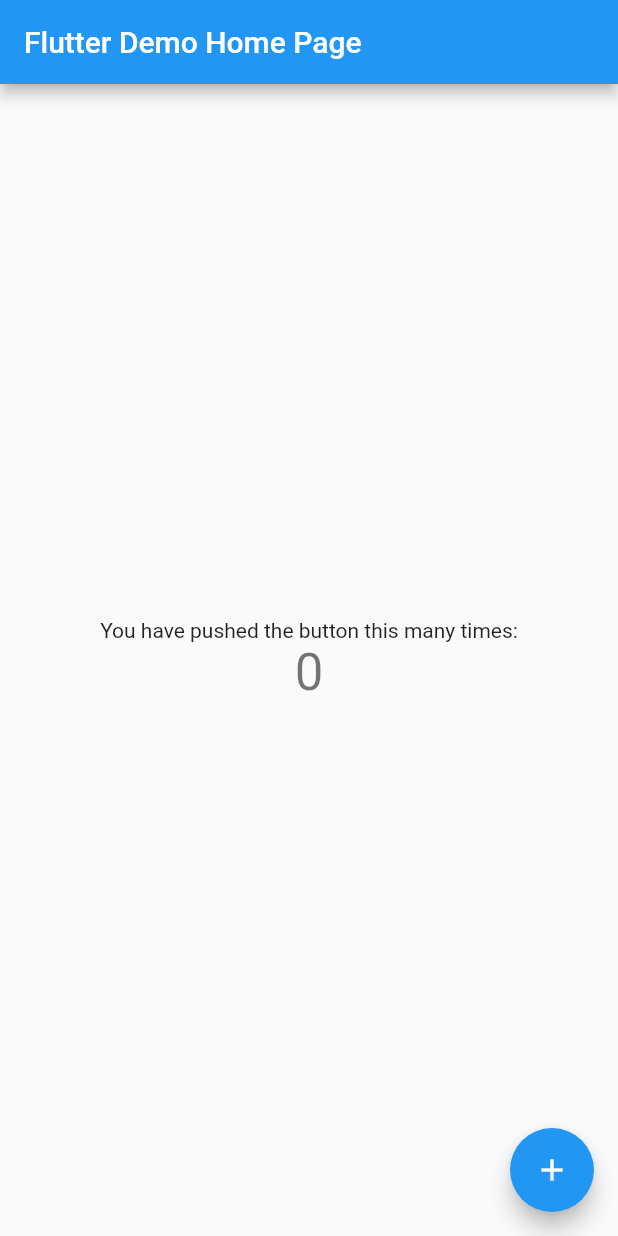
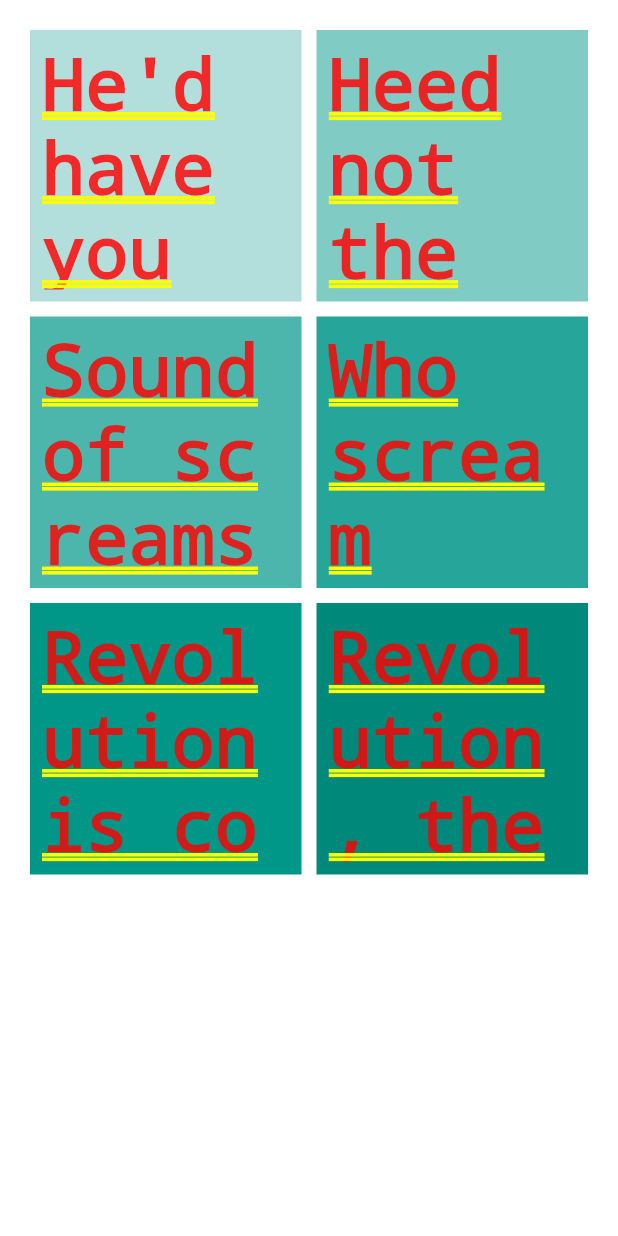
Before and after one commit to ShariyarAbeer/shopping_app, a Flutter app: the screen it shows after launch, on a phone screen of 412 x 824 dp. Run offline on Flutter 3.47's test engine with Material 2 defaults, Android fonts, the phone set to English and light mode, and no system bars.

Commit message:
home screen and gridview added

```diff
--- a/lib/main.dart
+++ b/lib/main.dart
@@ -1,4 +1,5 @@
 import 'package:flutter/material.dart';
+import './screens/home.dart';
 
 void main() {
   runApp(MyApp());
@@ -11,107 +12,10 @@ class MyApp extends StatelessWidget {
     return MaterialApp(
       title: 'Flutter Demo',
       theme: ThemeData(
-        // This is the theme of your application.
-        //
-        // Try running your application with "flutter run". You'll see the
-        // application has a blue toolbar. Then, without quitting the app, try
-        // changing the primarySwatch below to Colors.green and then invoke
-        // "hot reload" (press "r" in the console where you ran "flutter run",
-        // or simply save your changes to "hot reload" in a Flutter IDE).
-        // Notice that the counter didn't reset back to zero; the application
-        // is not restarted.
         primarySwatch: Colors.blue,
-        // This makes the visual density adapt to the platform that you run
-        // the app on. For desktop platforms, the controls will be smaller and
-        // closer together (more dense) than on mobile platforms.
         visualDensity: VisualDensity.adaptivePlatformDensity,
       ),
-      home: MyHomePage(title: 'Flutter Demo Home Page'),
+      home: Home(),
     );
   }
 }
-
-class MyHomePage extends StatefulWidget {
-  MyHomePage({Key key, this.title}) : super(key: key);
-
-  // This widget is the home page of your application. It is stateful, meaning
-  // that it has a State object (defined below) that contains fields that affect
-  // how it looks.
-
-  // This class is the configuration for the state. It holds the values (in this
-  // case the title) provided by the parent (in this case the App widget) and
-  // used by the build method of the State. Fields in a Widget subclass are
-  // always marked "final".
-
-  final String title;
-
-  @override
-  _MyHomePageState createState() => _MyHomePageState();
-}
-
-class _MyHomePageState extends State<MyHomePage> {
-  int _counter = 0;
-
-  void _incrementCounter() {
-    setState(() {
-      // This call to setState tells the Flutter framework that something has
-      // changed in this State, which causes it to rerun the build method below
-      // so that the display can reflect the updated values. If we changed
-      // _counter without calling setState(), then the build method would not be
-      // called again, and so nothing would appear to happen.
-      _counter++;
-    });
-  }
-
-  @override
-  Widget build(BuildContext context) {
-    // This method is rerun every time setState is called, for instance as done
-    // by the _incrementCounter method above.
-    //
-    // The Flutter framework has been optimized to make rerunning build methods
-    // fast, so that you can just rebuild anything that needs updating rather
-    // than having to individually change instances of widgets.
-    return Scaffold(
-      appBar: AppBar(
-        // Here we take the value from the MyHomePage object that was created by
-        // the App.build method, and use it to set our appbar title.
-        title: Text(widget.title),
-      ),
-      body: Center(
-        // Center is a layout widget. It takes a single child and positions it
-        // in the middle of the parent.
-        child: Column(
-          // Column is also a layout widget. It takes a list of children and
-          // arranges them vertically. By default, it sizes itself to fit its
-          // children horizontally, and tries to be as tall as its parent.
-          //
-          // Invoke "debug painting" (press "p" in the console, choose the
-          // "Toggle Debug Paint" action from the Flutter Inspector in Android
-          // Studio, or the "Toggle Debug Paint" command in Visual Studio Code)
-          // to see the wireframe for each widget.
-          //
-          // Column has various properties to control how it sizes itself and
-          // how it positions its children. Here we use mainAxisAlignment to
-          // center the children vertically; the main axis here is the vertical
-          // axis because Columns are vertical (the cross axis would be
-          // horizontal).
-          mainAxisAlignment: MainAxisAlignment.center,
-          children: <Widget>[
-            Text(
-              'You have pushed the button this many times:',
-            ),
-            Text(
-              '$_counter',
-              style: Theme.of(context).textTheme.headline4,
-            ),
-          ],
-        ),
-      ),
-      floatingActionButton: FloatingActionButton(
-        onPressed: _incrementCounter,
-        tooltip: 'Increment',
-        child: Icon(Icons.add),
-      ), // This trailing comma makes auto-formatting nicer for build methods.
-    );
-  }
-}
--- /dev/null
+++ b/lib/screens/home.dart
@@ -0,0 +1,51 @@
+import 'package:flutter/material.dart';
+
+class Home extends StatefulWidget {
+  @override
+  _HomeState createState() => _HomeState();
+}
+
+class _HomeState extends State<Home> {
+  @override
+  Widget build(BuildContext context) {
+    return GridView.count(
+      primary: false,
+      padding: const EdgeInsets.all(20),
+      crossAxisSpacing: 10,
+      mainAxisSpacing: 10,
+      crossAxisCount: 2,
+      children: <Widget>[
+        Container(
+          padding: const EdgeInsets.all(8),
+          child: const Text("He'd have you all unravel at the"),
+          color: Colors.teal[100],
+        ),
+        Container(
+          padding: const EdgeInsets.all(8),
+          child: const Text('Heed not the rabble'),
+          color: Colors.teal[200],
+        ),
+        Container(
+          padding: const EdgeInsets.all(8),
+          child: const Text('Sound of screams but the'),
+          color: Colors.teal[300],
+        ),
+        Container(
+          padding: const EdgeInsets.all(8),
+          child: const Text('Who scream'),
+          color: Colors.teal[400],
+        ),
+        Container(
+          padding: const EdgeInsets.all(8),
+          child: const Text('Revolution is coming...'),
+          color: Colors.teal[500],
+        ),
+        Container(
+          padding: const EdgeInsets.all(8),
+          child: const Text('Revolution, they...'),
+          color: Colors.teal[600],
+        ),
+      ],
+    );
+  }
+}
```
